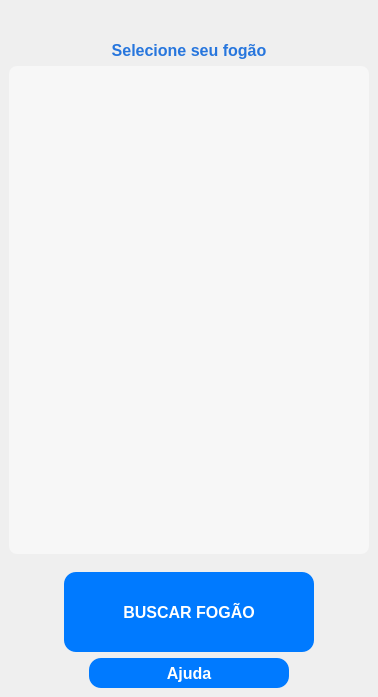
The window that ui/buscar.ui (t4rcisio/IHC) describes before a commit, drawn with Qt 5.
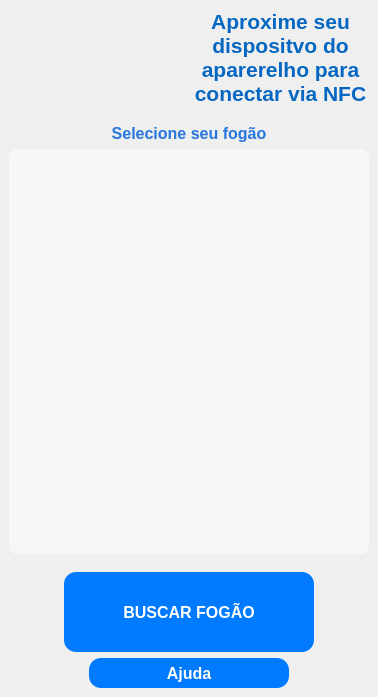
The same window after the commit. Icons and pictures are not drawn.

```diff
--- a/ui/buscar.ui
+++ b/ui/buscar.ui
@@ -34,7 +34,7 @@
    </property>
    <item>
     <widget class="QWidget" name="widget" native="true">
-     <layout class="QVBoxLayout" name="verticalLayout_3">
+     <layout class="QHBoxLayout" name="horizontalLayout">
       <item>
        <widget class="QPushButton" name="pushButton">
         <property name="text">
@@ -52,6 +52,16 @@
         </property>
        </widget>
       </item>
+      <item>
+       <widget class="QLabel" name="label_2">
+        <property name="text">
+         <string>&lt;html&gt;&lt;head/&gt;&lt;body&gt;&lt;p align=&quot;center&quot;&gt;&lt;span style=&quot; font-size:16pt; font-weight:600; color:#0567c2;&quot;&gt;Aproxime seu dispositvo do aparerelho para conectar via NFC&lt;/span&gt;&lt;/p&gt;&lt;/body&gt;&lt;/html&gt;</string>
+        </property>
+        <property name="wordWrap">
+         <bool>true</bool>
+        </property>
+       </widget>
+      </item>
      </layout>
     </widget>
    </item>
```
